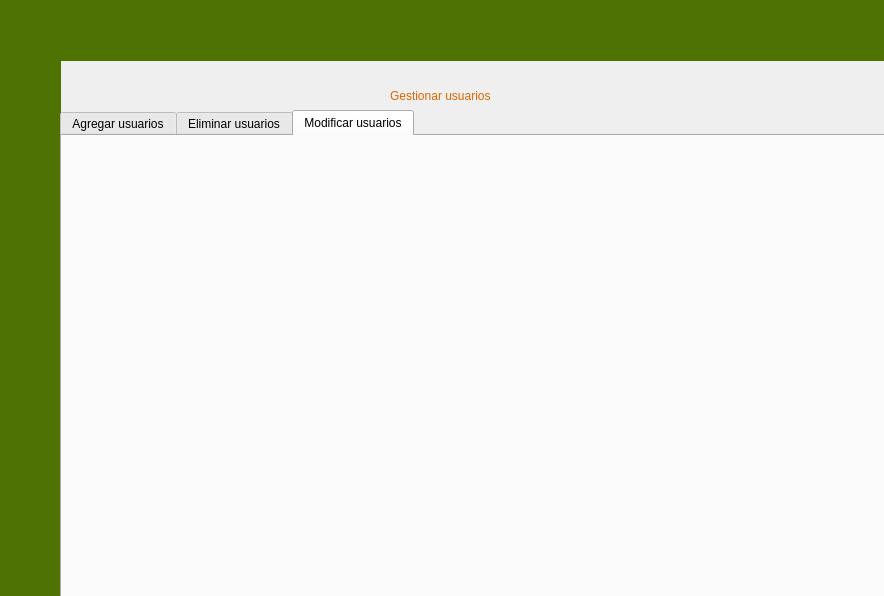
Above: gerente.ui from FernandoHS-0/Sabware before the change. Below: the same form after it.
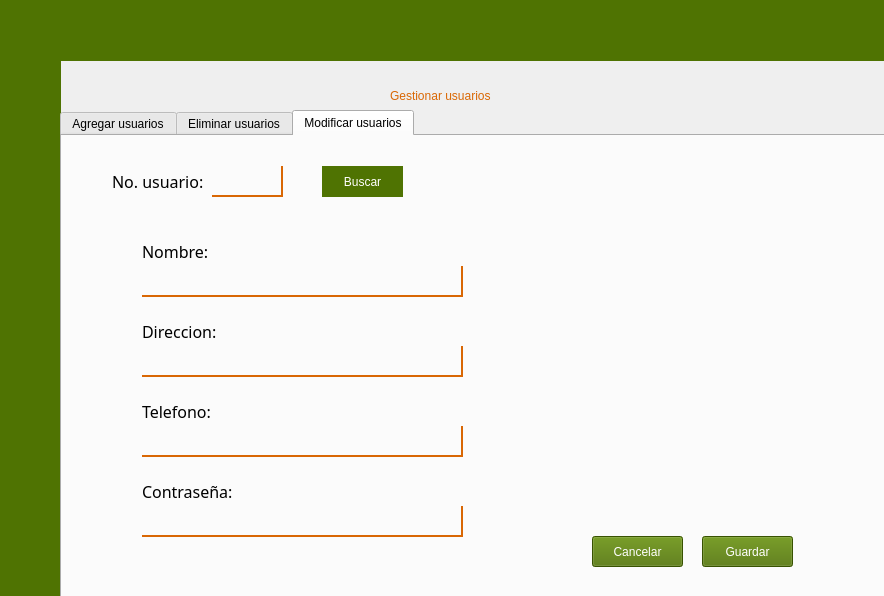
That is the form after the change. Icons and pictures are not drawn.

Patch:
```diff
--- a/gerente.ui
+++ b/gerente.ui
@@ -141,6 +141,15 @@
       <string notr="true">tabWidget{
 	color: #F29F05
 	font: 12pt &quot;HelvLight&quot;;
+}
+QLineEdit{
+	border-right: 2px solid #D96704;
+	border-bottom: 2px solid #D96704;
+	font: 12pt &quot;HelvLight&quot;;
+}
+QLineEdit:Hover{
+	border-right: 2px solid #F29F05;
+	border-bottom: 2px solid #F29F05;
 }</string>
      </property>
      <property name="currentIndex">
@@ -157,9 +166,333 @@
       </attribute>
      </widget>
      <widget class="QWidget" name="Modificar">
+      <property name="styleSheet">
+       <string notr="true"/>
+      </property>
       <attribute name="title">
        <string>Modificar usuarios</string>
       </attribute>
+      <widget class="QPushButton" name="pushButton_2">
+       <property name="geometry">
+        <rect>
+         <x>530</x>
+         <y>400</y>
+         <width>91</width>
+         <height>31</height>
+        </rect>
+       </property>
+       <property name="styleSheet">
+        <string notr="true">QPushButton{
+	background-color: #4F7302;
+	font: 12pt &quot;HelvLight&quot;;
+	color: white;
+}
+
+QPushButton:Hover{
+	background-color: #D96704;
+}</string>
+       </property>
+       <property name="text">
+        <string>Cancelar</string>
+       </property>
+      </widget>
+      <widget class="QPushButton" name="pushButton_3">
+       <property name="geometry">
+        <rect>
+         <x>640</x>
+         <y>400</y>
+         <width>91</width>
+         <height>31</height>
+        </rect>
+       </property>
+       <property name="styleSheet">
+        <string notr="true">QPushButton{
+	background-color: #4F7302;
+	font: 12pt &quot;HelvLight&quot;;
+	color: white;
+}
+
+QPushButton:Hover{
+	background-color: #D96704;
+}</string>
+       </property>
+       <property name="text">
+        <string>Guardar</string>
+       </property>
+      </widget>
+      <widget class="QLabel" name="label_6">
+       <property name="enabled">
+        <bool>true</bool>
+       </property>
+       <property name="geometry">
+        <rect>
+         <x>450</x>
+         <y>40</y>
+         <width>351</width>
+         <height>351</height>
+        </rect>
+       </property>
+       <property name="layoutDirection">
+        <enum>Qt::LeftToRight</enum>
+       </property>
+       <property name="autoFillBackground">
+        <bool>false</bool>
+       </property>
+       <property name="styleSheet">
+        <string notr="true"/>
+       </property>
+       <property name="text">
+        <string/>
+       </property>
+       <property name="pixmap">
+        <pixmap resource="img.qrc">:/imagenes/img/Logo.png</pixmap>
+       </property>
+       <property name="scaledContents">
+        <bool>true</bool>
+       </property>
+       <property name="wordWrap">
+        <bool>false</bool>
+       </property>
+       <property name="openExternalLinks">
+        <bool>false</bool>
+       </property>
+      </widget>
+      <widget class="QWidget" name="widget" native="true">
+       <property name="geometry">
+        <rect>
+         <x>60</x>
+         <y>90</y>
+         <width>371</width>
+         <height>341</height>
+        </rect>
+       </property>
+       <property name="styleSheet">
+        <string notr="true">QWidget{
+	background-color: transparent;
+	border-radius: 20px;
+}
+QLineEdit{
+	border-bottom: 2px solid #D96704;
+	font: 12pt &quot;HelvLight&quot;;
+}
+
+QLineEdit:Hover{
+	border-bottom: 2px solid #F29F05;
+}
+</string>
+       </property>
+       <widget class="QLabel" name="label_4">
+        <property name="geometry">
+         <rect>
+          <x>20</x>
+          <y>10</y>
+          <width>71</width>
+          <height>31</height>
+         </rect>
+        </property>
+        <property name="font">
+         <font>
+          <family>HoloLens MDL2 Assets</family>
+          <pointsize>12</pointsize>
+         </font>
+        </property>
+        <property name="text">
+         <string>Nombre:</string>
+        </property>
+       </widget>
+       <widget class="QLineEdit" name="lineEdit">
+        <property name="geometry">
+         <rect>
+          <x>20</x>
+          <y>40</y>
+          <width>321</width>
+          <height>31</height>
+         </rect>
+        </property>
+        <property name="styleSheet">
+         <string notr="true">QLineEdit{
+	border-bottom: 2px solid #D96704;
+	font: 12pt &quot;HelvLight&quot;;
+}
+
+QLineEdit:Hover{
+	border-bottom: 2px solid #F29F05;
+}</string>
+        </property>
+       </widget>
+       <widget class="QLabel" name="label_5">
+        <property name="geometry">
+         <rect>
+          <x>20</x>
+          <y>90</y>
+          <width>81</width>
+          <height>31</height>
+         </rect>
+        </property>
+        <property name="font">
+         <font>
+          <family>HoloLens MDL2 Assets</family>
+          <pointsize>12</pointsize>
+         </font>
+        </property>
+        <property name="text">
+         <string>Direccion:</string>
+        </property>
+       </widget>
+       <widget class="QLineEdit" name="lineEdit_4">
+        <property name="geometry">
+         <rect>
+          <x>20</x>
+          <y>200</y>
+          <width>321</width>
+          <height>31</height>
+         </rect>
+        </property>
+       </widget>
+       <widget class="QLineEdit" name="lineEdit_5">
+        <property name="geometry">
+         <rect>
+          <x>20</x>
+          <y>280</y>
+          <width>321</width>
+          <height>31</height>
+         </rect>
+        </property>
+        <property name="echoMode">
+         <enum>QLineEdit::Password</enum>
+        </property>
+       </widget>
+       <widget class="QLineEdit" name="lineEdit_2">
+        <property name="geometry">
+         <rect>
+          <x>20</x>
+          <y>120</y>
+          <width>321</width>
+          <height>31</height>
+         </rect>
+        </property>
+        <property name="styleSheet">
+         <string notr="true"/>
+        </property>
+       </widget>
+       <widget class="QLabel" name="label_3">
+        <property name="geometry">
+         <rect>
+          <x>20</x>
+          <y>170</y>
+          <width>71</width>
+          <height>31</height>
+         </rect>
+        </property>
+        <property name="font">
+         <font>
+          <family>HoloLens MDL2 Assets</family>
+          <pointsize>12</pointsize>
+         </font>
+        </property>
+        <property name="text">
+         <string>Telefono:</string>
+        </property>
+       </widget>
+       <widget class="QLabel" name="label_7">
+        <property name="geometry">
+         <rect>
+          <x>20</x>
+          <y>250</y>
+          <width>101</width>
+          <height>31</height>
+         </rect>
+        </property>
+        <property name="font">
+         <font>
+          <family>HoloLens MDL2 Assets</family>
+          <pointsize>12</pointsize>
+         </font>
+        </property>
+        <property name="text">
+         <string>Contraseña:</string>
+        </property>
+       </widget>
+      </widget>
+      <widget class="QWidget" name="widget_2" native="true">
+       <property name="geometry">
+        <rect>
+         <x>30</x>
+         <y>20</y>
+         <width>351</width>
+         <height>51</height>
+        </rect>
+       </property>
+       <property name="styleSheet">
+        <string notr="true">QWidget{
+	background-color: transparent;
+	border-radius: 20px;
+}
+QLineEdit{
+	border-right: 2px solid #D96704;
+	border-bottom: 2px solid #D96704;
+	font: 12pt &quot;HelvLight&quot;;
+}
+
+QLineEdit:Hover{
+	border-bottom: 2px solid #F29F05;
+}
+QPushButton{
+	background-color: #4F7302;
+	font: 10pt &quot;HelvLight&quot;;
+	color: white;
+}
+QPushButton:Hover{
+	background-color: #D96704;
+}
+</string>
+       </property>
+       <widget class="QLabel" name="label_2">
+        <property name="geometry">
+         <rect>
+          <x>20</x>
+          <y>10</y>
+          <width>101</width>
+          <height>31</height>
+         </rect>
+        </property>
+        <property name="font">
+         <font>
+          <family>HoloLens MDL2 Assets</family>
+          <pointsize>12</pointsize>
+         </font>
+        </property>
+        <property name="text">
+         <string>No. usuario:</string>
+        </property>
+       </widget>
+       <widget class="QLineEdit" name="lineEdit_3">
+        <property name="geometry">
+         <rect>
+          <x>120</x>
+          <y>10</y>
+          <width>71</width>
+          <height>31</height>
+         </rect>
+        </property>
+        <property name="styleSheet">
+         <string notr="true"/>
+        </property>
+       </widget>
+       <widget class="QPushButton" name="pushButton">
+        <property name="geometry">
+         <rect>
+          <x>230</x>
+          <y>10</y>
+          <width>81</width>
+          <height>31</height>
+         </rect>
+        </property>
+        <property name="text">
+         <string>Buscar</string>
+        </property>
+       </widget>
+      </widget>
      </widget>
     </widget>
    </widget>
```
Left out of the diff: 4 changed lines with no effect on the pictures.
